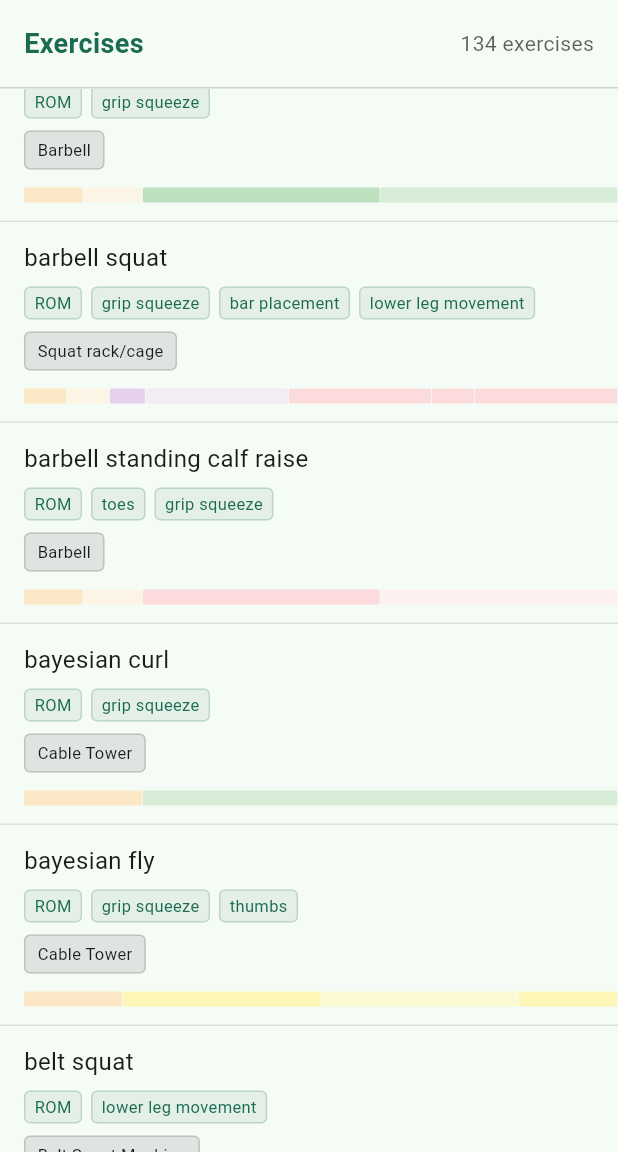
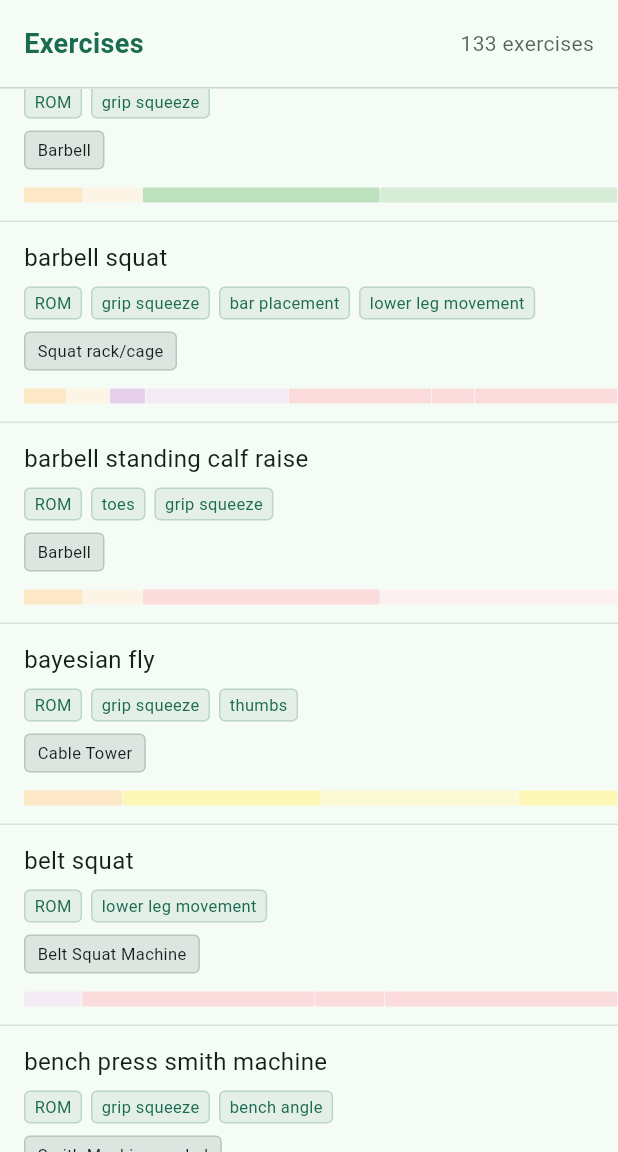
Before and after one commit to Dieterbe/body.build, a Flutter app: the ExercisesScreen screen opened by its route, scrolled down 1728 dp, on a phone screen of 412 x 824 dp, the part 84-1236 px from its top. Run offline on Flutter 3.47's test engine with Material 3 defaults, Android fonts, the phone set to English and light mode, and no system bars; our stand-ins replace drift, drift_flutter, flutter_markdown, flutter_riverpod, flutter_svg, freezed_annotation and 3 more; missing offline and left inert: iconify_flutter, ml_linalg, posthog_flutter; accounts and stored records are empty; generated files the repository leaves out were written again; network calls fail; project files that could hold a hidden picture were left out.

Commit message:
fix: we had bayesian curl twice

```diff
--- a/lib/data/programmer/exercises.dart
+++ b/lib/data/programmer/exercises.dart
@@ -768,7 +768,6 @@ final List<Ex> exes = [
     [Equipment.bicepCurlMachine],
     [rom, gripSqueeze],
   ),
-  const Ex(vaBicepCurlBayesian, "bayesian curl", [Equipment.cableTower], [rom, gripSqueeze]),
   const Ex(
     vaBicepCurlConcentration,
     "concentration curl",
```
